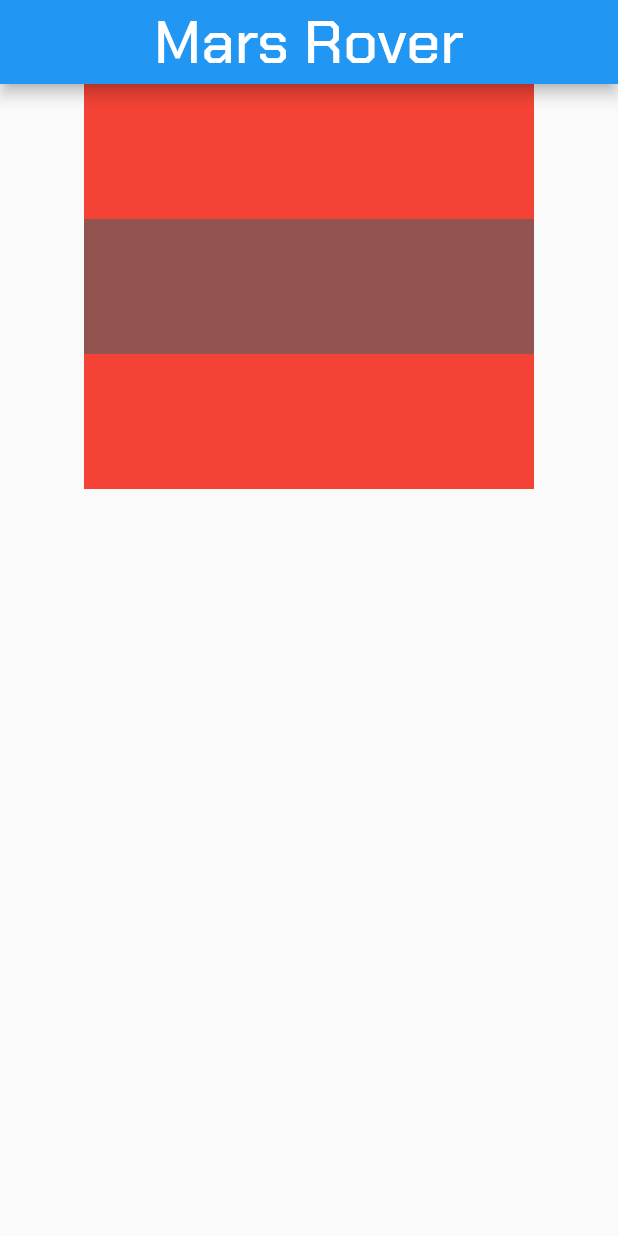
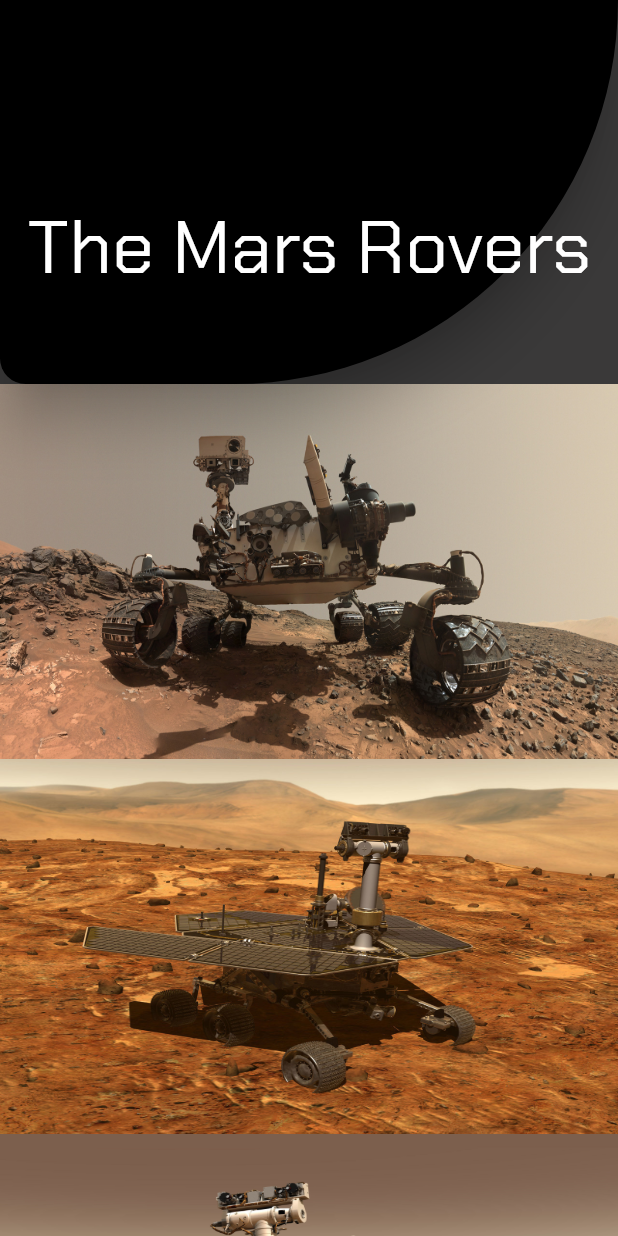
Before and after one commit to junchan-deriv/flutter-nasa, a Flutter app: the screen it shows after launch, on a phone screen of 412 x 824 dp. Run offline on Flutter 3.47's test engine with Material 2 defaults, Android fonts, the light colour scheme and no system bars; our stand-ins replace flutter_bloc, transparent_image.

Commit message:
added UI at the rover_page

```diff
--- a/lib/main.dart
+++ b/lib/main.dart
@@ -1,4 +1,5 @@
 import 'package:flutter/material.dart';
+import 'package:flutter_nasa/pages/detail.dart';
 import 'package:flutter_nasa/pages/rover_page.dart';
 
 void main() {
@@ -16,6 +17,9 @@ class MyApp extends StatelessWidget {
         primarySwatch: Colors.blue,
       ),
       home: const RoverPage(),
+      // routes: {
+      //   '/detailsPage':(context) => DetailsPage(){};
+      // },
     );
   }
 }
--- a/lib/pages/rover_page.dart
+++ b/lib/pages/rover_page.dart
@@ -10,33 +10,63 @@ class RoverPage extends StatelessWidget {
   @override
   Widget build(BuildContext context) {
     return Scaffold(
+        backgroundColor: Color.fromARGB(255, 58, 57, 57),
         appBar: AppBar(
-          title: Center(
-            child: const Text(
-              "Mars Rover",
-              style: TextStyle(
-                  fontFamily: 'ChakraPetch',
-                  fontSize: 40,
-                  fontWeight: FontWeight.w500),
+          elevation: 15,
+          backgroundColor: Colors.black,
+          shape: RoundedRectangleBorder(
+              borderRadius: BorderRadius.only(
+                  bottomLeft: Radius.circular(20), //200 ,200
+                  bottomRight: Radius.circular(300))),
+          bottom: PreferredSize(
+            preferredSize: Size.fromHeight(200),
+            child: Column(
+              crossAxisAlignment: CrossAxisAlignment.start,
+              mainAxisAlignment: MainAxisAlignment.start,
+              children: [
+                Row(
+                  crossAxisAlignment: CrossAxisAlignment.start,
+                  mainAxisAlignment: MainAxisAlignment.spaceAround,
+                  children: [
+                    Text(
+                      "The Mars Rovers",
+                      style: TextStyle(
+                          fontFamily: 'ChakraPetch',
+                          fontSize: 50,
+                          color: Colors.white),
+                    ),
+                  ],
+                ),
+                SizedBox(height: 59)
+              ],
             ),
           ),
         ),
         body: Center(
-          child: Column(children: [
-            Container(
-              height: 90.0,
-              width: 300.0,
-              color: Colors.red,
+          child: ListView(children: <Widget>[
+            GestureDetector(
+              onTap: () {},
+              child: Container(
+                child: new Image.asset(
+                  'images/curiosity.jpg',
+                  height: 250,
+                  fit: BoxFit.fill,
+                ),
+              ),
             ),
-            Container(
-              height: 90.0,
-              width: 300.0,
-              color: Color.fromARGB(255, 145, 84, 80),
+            GestureDetector(
+              onTap: () {},
+              child: Container(
+                child: new Image.asset('images/spirit.jpg',
+                    height: 250, fit: BoxFit.fill),
+              ),
             ),
-            Container(
-              height: 90.0,
-              width: 300.0,
-              color: Colors.red,
+            GestureDetector(
+              onTap: () {},
+              child: Container(
+                child: new Image.asset('images/opportunity.jpg',
+                    height: 250, fit: BoxFit.fill),
+              ),
             ),
           ]),
         ));
--- a/pubspec.yaml
+++ b/pubspec.yaml
@@ -60,9 +60,7 @@ flutter:
 
   # To add assets to your application, add an assets section, like this:
   assets:
-    - images/spirit.jpg
-    - images/opportunity.jpg
-    - images/curiosity.jpg
+    - images/
   #   - images/a_dot_ham.jpeg
 
   # An image asset can refer to one or more resolution-specific "variants", see
@@ -87,7 +85,7 @@ flutter:
 
     - family: PressStart2P
       fonts:
-        - asset: fonts/PressStart2p-Regular.ttf
+        - asset: fonts/PressStart2P-Regular.ttf
           weight: 400
 
   #   - family: Schyler
```
